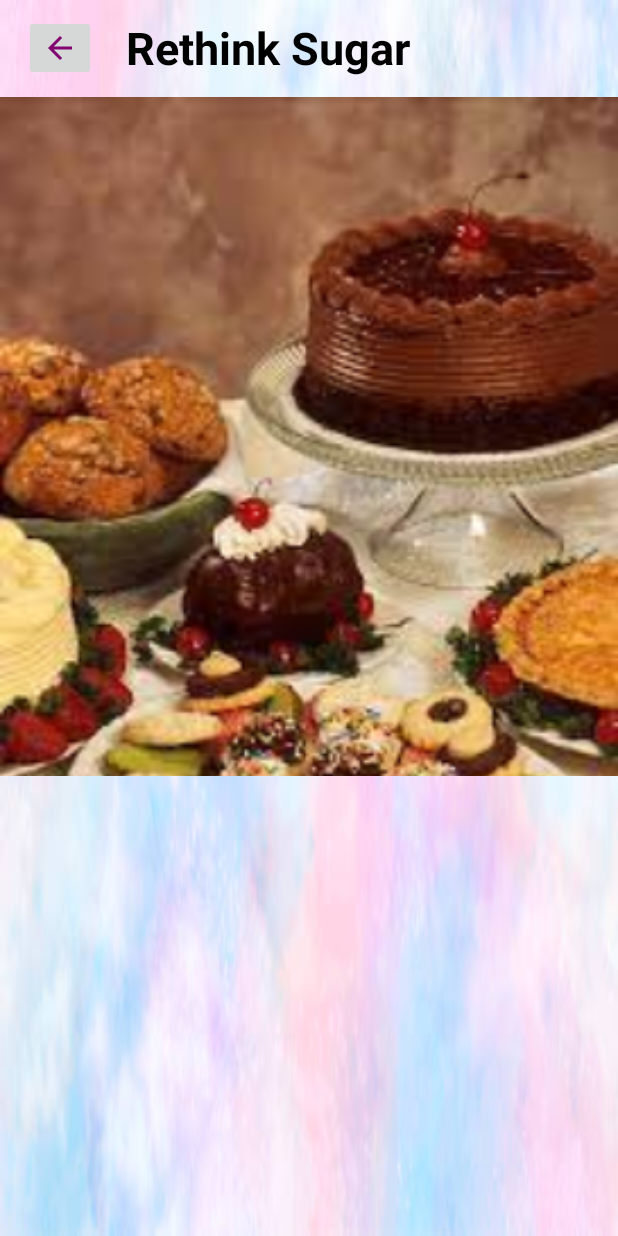
After one commit to ancuta-ciceu/RethinkSugar, an Android app: the RecipeActivity screen opened directly, with no data from a screen before it, on a phone screen of 412 x 824 dp. The commit adds this screen. Run offline under Robolectric (Android 15) with nearby library versions, the phone set to English and light mode, and no system bars.

Commit message:
screen for recipes

```diff
--- a/app/build.gradle.kts
+++ b/app/build.gradle.kts
@@ -70,16 +70,18 @@ dependencies {
     implementation("androidx.compose.material3:material3")
     implementation("androidx.room:room-common:2.6.1")
     implementation("androidx.room:room-ktx:2.6.1")
+    implementation(platform("androidx.compose:compose-bom:2023.03.00"))
     testImplementation("junit:junit:4.13.2")
 
     implementation("com.squareup.retrofit2:retrofit:2.9.0")
     implementation("com.squareup.retrofit2:converter-gson:2.9.0")
     implementation("com.google.code.gson:gson:2.8.9")
-    implementation ("com.squareup.picasso:picasso:2.71828")
+
 
 
     //glide
     implementation("com.github.bumptech.glide:glide:4.15.0")
+    androidTestImplementation(platform("androidx.compose:compose-bom:2023.03.00"))
     annotationProcessor("com.github.bumptech.glide:compiler:4.15.0")
 
     androidTestImplementation("androidx.test.ext:junit:1.1.5")
--- /dev/null
+++ b/app/src/main/java/com/example/rethinksugar/RecipeActivity.kt
@@ -0,0 +1,20 @@
+package com.example.rethinksugar
+
+import android.content.Intent
+import android.os.Bundle
+import androidx.appcompat.app.AppCompatActivity
+import com.example.rethinksugar.databinding.ActivityRecipeBinding
+
+class RecipeActivity : AppCompatActivity() {
+    private lateinit var binding:ActivityRecipeBinding
+    override fun onCreate(savedInstanceState: Bundle?) {
+        super.onCreate(savedInstanceState)
+        binding = ActivityRecipeBinding.inflate(layoutInflater)
+        setContentView(binding.root)
+
+        binding.ToolbarBackBtn.setOnClickListener{
+            val intent = Intent(this, HomeActivity::class.java)
+            startActivity(intent)
+        }
+    }
+}
--- a/app/src/main/java/com/example/rethinksugar/adapter/SubCategoryAdapter.kt
+++ b/app/src/main/java/com/example/rethinksugar/adapter/SubCategoryAdapter.kt
@@ -9,7 +9,7 @@ import com.bumptech.glide.Glide
 import com.example.rethinksugar.databinding.ItemSubCategoryBinding
 import com.example.rethinksugar.firebase.Recipes
 
-class SubCategoryAdapter : RecyclerView.Adapter<SubCategoryAdapter.RecipeViewHolder>() {
+class SubCategoryAdapter(private val onItemClick : (Recipes) -> Unit) : RecyclerView.Adapter<SubCategoryAdapter.RecipeViewHolder>() {
 
     class RecipeViewHolder(val binding: ItemSubCategoryBinding) : RecyclerView.ViewHolder(binding.root)
     val diffUtil = object : DiffUtil.ItemCallback<Recipes>(){
@@ -44,6 +44,10 @@ class SubCategoryAdapter : RecyclerView.Adapter<SubCategoryAdapter.RecipeViewHol
         holder.binding.apply {
             Glide.with(holder.itemView).load(recipeData.imageUrl).into(imgDessert)
             dessert.text = recipeData.name
+
+            root.setOnClickListener{
+                onItemClick.invoke(recipeData)
+            }
         }
     }
 }
--- /dev/null
+++ b/app/src/main/res/drawable/back_arrow.xml
@@ -0,0 +1,5 @@
+<vector android:autoMirrored="true" android:height="24dp"
+    android:tint="#810671" android:viewportHeight="24"
+    android:viewportWidth="24" android:width="24dp" xmlns:android="http://schemas.android.com/apk/res/android">
+    <path android:fillColor="@android:color/white" android:pathData="M20,11H7.83l5.59,-5.59L12,4l-8,8 8,8 1.41,-1.41L7.83,13H20v-2z"/>
+</vector>
--- a/app/src/main/res/layout/activity_home.xml
+++ b/app/src/main/res/layout/activity_home.xml
@@ -1,7 +1,6 @@
 <?xml version="1.0" encoding="utf-8"?>
 
 <layout xmlns:android="http://schemas.android.com/apk/res/android"
-    xmlns:app="http://schemas.android.com/apk/res-auto"
     xmlns:tools="http://schemas.android.com/tools">
     <data>
         <variable
--- /dev/null
+++ b/app/src/main/res/layout/activity_recipe.xml
@@ -0,0 +1,48 @@
+<?xml version="1.0" encoding="utf-8"?>
+<androidx.coordinatorlayout.widget.CoordinatorLayout
+    xmlns:android="http://schemas.android.com/apk/res/android"
+    xmlns:tools="http://schemas.android.com/tools"
+    xmlns:app="http://schemas.android.com/apk/res-auto"
+    android:layout_width="match_parent"
+    android:layout_height="match_parent"
+    android:background="@drawable/cotton"
+    tools:context=".RecipeActivity">
+    <androidx.appcompat.widget.Toolbar
+        android:id="@+id/toolbar"
+        android:layout_width="wrap_content"
+        android:layout_height="?attr/actionBarSize"
+        app:layout_collapseMode="pin"
+        app:layout_scrollFlags="scroll|enterAlways">
+        <ImageButton
+            android:id="@+id/ToolbarBackBtn"
+            android:layout_width="wrap_content"
+            android:layout_height="wrap_content"
+            android:padding="12dp"
+            android:layout_margin="10dp"
+            android:layout_gravity="start"
+            android:src="@drawable/back_arrow"
+            android:contentDescription="Back Button"/>
+        <TextView
+            android:id="@+id/title"
+            android:layout_width="match_parent"
+            android:layout_height="wrap_content"
+            android:text="Rethink Sugar"
+            android:textSize="30sp"
+            android:textColor="@color/black"
+            android:textStyle="bold"
+            android:padding="10dp"
+            tools:ignore="MissingConstraints" />
+    </androidx.appcompat.widget.Toolbar>
+
+    <ImageView
+        android:id="@+id/img_dessert"
+        android:layout_width="match_parent"
+        android:layout_height="wrap_content"
+        android:scaleType="centerCrop"
+        android:src="@drawable/cake"
+        android:paddingTop="240dp"
+        app:layout_constraintTop_toBottomOf="@+id/toolbar"/>
+
+
+
+</androidx.coordinatorlayout.widget.CoordinatorLayout>
--- a/app/src/main/res/values/strings.xml
+++ b/app/src/main/res/values/strings.xml
@@ -1,4 +1,5 @@
 <resources>
     <string name="app_name">RethinkSugar</string>
     <string name="title_activity_login">LoginActivity</string>
+    <string name="title_activity_recipes">RecipesActivity</string>
 </resources>
```
Also changed, not shown: app/src/main/AndroidManifest.xml (+10 -3 lines), app/src/main/java/com/example/rethinksugar/HomeActivity.kt (+17 -4 lines).
